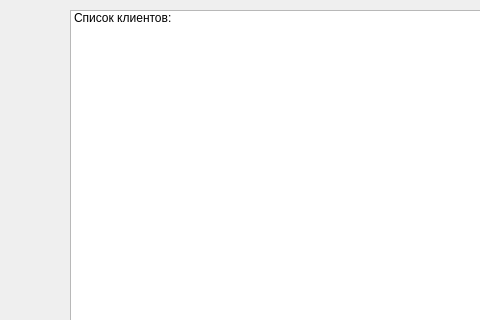
First picture: the form in tools_list.ui, repository MrDragar/VPI_course_work, before the edit; both pictures show x 0 to 480 and y 0 to 320 of the 566 by 413 pixel window.
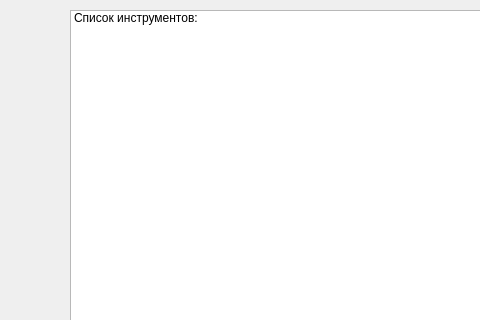
Second picture: the form after the edit.

Commit message: change tools view

```diff
--- a/tools_list.ui
+++ b/tools_list.ui
@@ -40,7 +40,7 @@
    </property>
    <item>
     <property name="text">
-     <string>Список клиентов: </string>
+     <string>Список инструментов: </string>
     </property>
    </item>
   </widget>
```
The commit also changes 2 other files.
